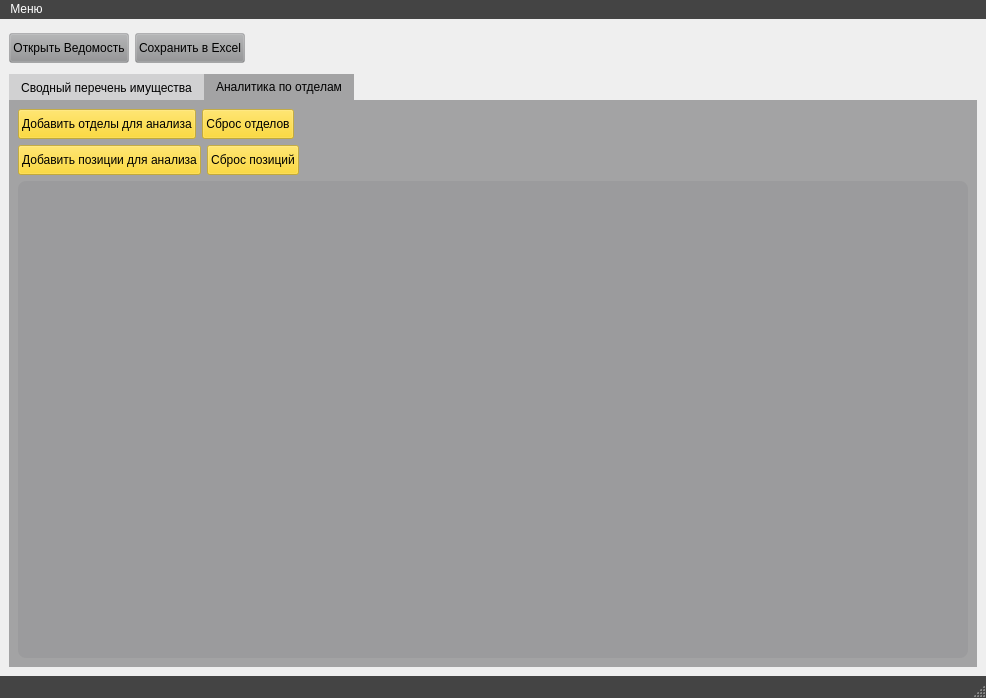
The window that form.ui (Bors1k/property-analysis-system) describes before a commit, drawn with Qt 5.
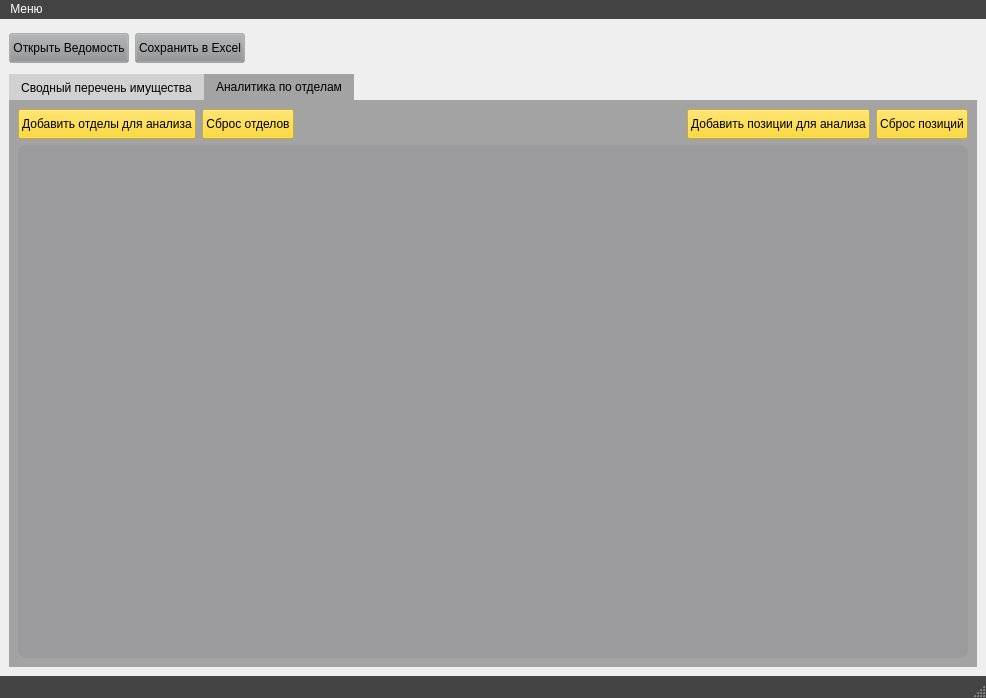
The same window after the commit. The open tabs and pages were chosen to show the change. Icons and pictures are not drawn.

Commit message: buttons in line

What changed in the file:
```diff
--- a/form.ui
+++ b/form.ui
@@ -227,10 +227,6 @@
                 </property>
                </spacer>
               </item>
-             </layout>
-            </item>
-            <item>
-             <layout class="QHBoxLayout" name="horizontalLayout_3">
               <item>
                <widget class="QPushButton" name="pushButton">
                 <property name="minimumSize">
@@ -285,19 +281,6 @@
                 </property>
                </widget>
               </item>
-              <item>
-               <spacer name="horizontalSpacer_2">
-                <property name="orientation">
-                 <enum>Qt::Horizontal</enum>
-                </property>
-                <property name="sizeHint" stdset="0">
-                 <size>
-                  <width>40</width>
-                  <height>20</height>
-                 </size>
-                </property>
-               </spacer>
-              </item>
              </layout>
             </item>
            </layout>
```
Left out of the diff: 8 changed lines with no effect on the pictures. The commit also changes 1 other file.
